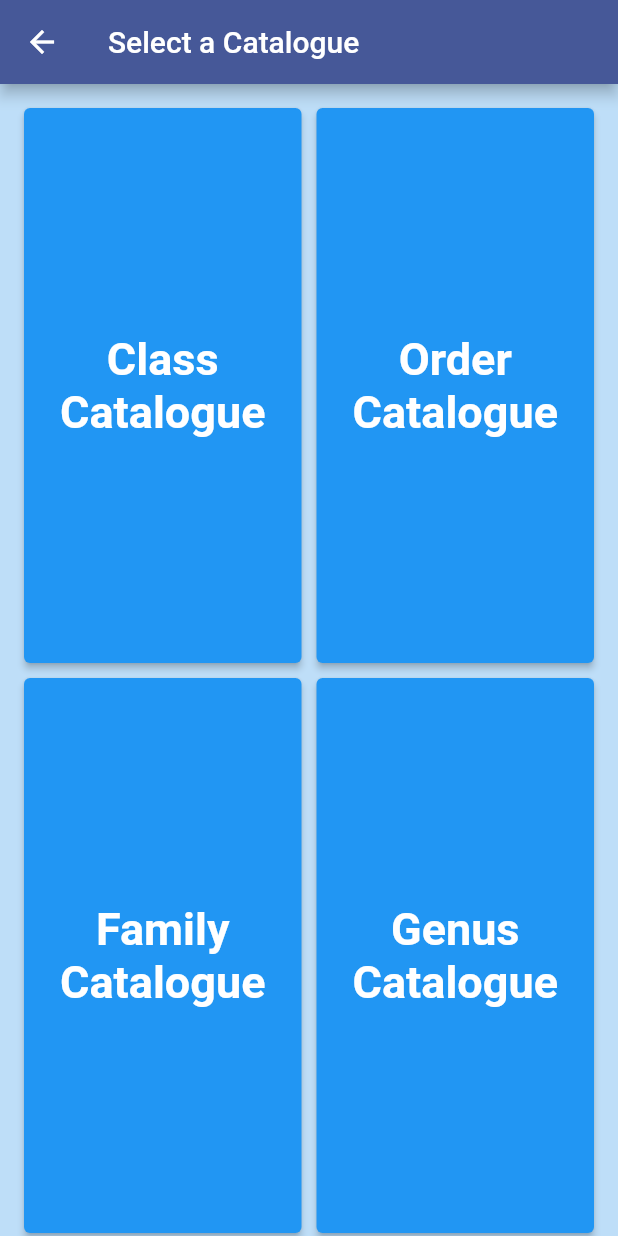
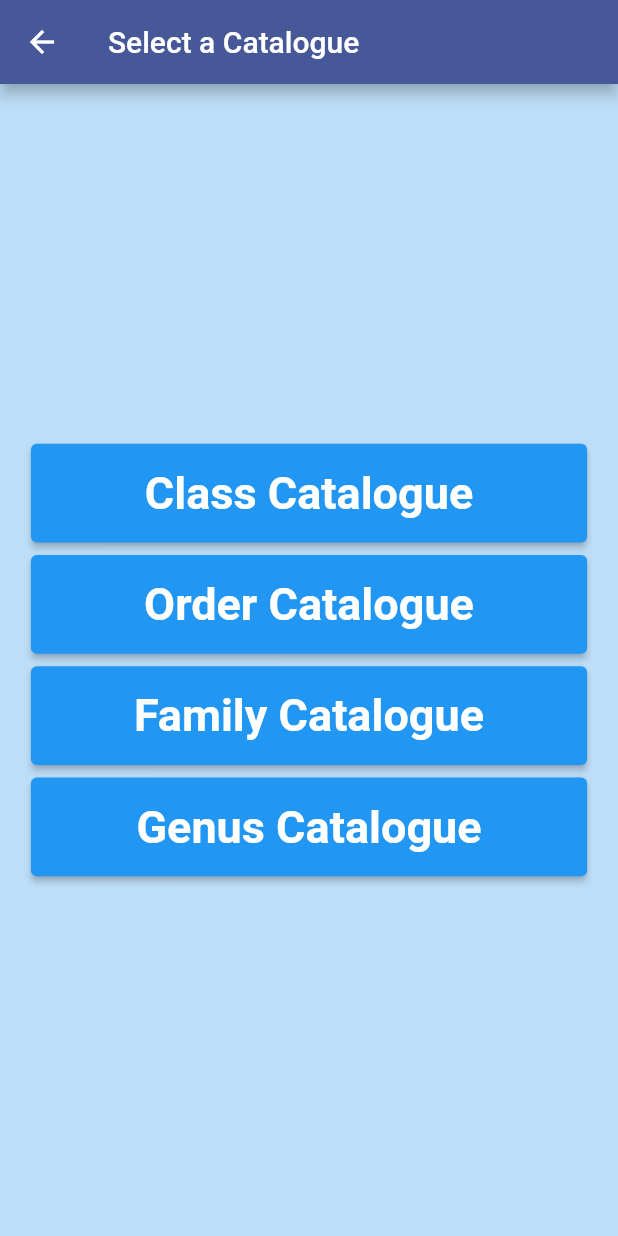
Before and after one commit to spinoandraptos/Ichthyolog_Flutter, a Flutter app: the CatalogueMuxPage screen opened directly, on a phone screen of 412 x 824 dp. Run offline on Flutter 3.47's test engine with Material 2 defaults, Android fonts, the phone set to English and light mode, and no system bars; our stand-ins replace fl_chart, flutter_secure_storage, flutter_typeahead, fluttertoast, image_picker, jwt_decoder; missing offline and left inert: amplify_auth_cognito, amplify_authenticator, amplify_flutter, amplify_storage_s3, selectable_list; accounts and stored records are empty.

Commit message:
minor UI fix

```diff
--- a/lib/Routes/catalogue_mux_page.dart
+++ b/lib/Routes/catalogue_mux_page.dart
@@ -14,21 +14,26 @@ class CatalogueMuxPage extends StatelessWidget {
         backgroundColor: const Color.fromARGB(255, 70, 88, 152),
       ),
       body: Center(
-        child: GridView.count(
-          crossAxisCount: 2,
-          childAspectRatio: 0.5,
-          padding: const EdgeInsets.all(16),
-          mainAxisSpacing: 10,
-          crossAxisSpacing: 10,
+        child: Column(
+          mainAxisAlignment: MainAxisAlignment.center,
           children: [
             CustomButton(
               text: 'Class Catalogue',
             ),
+            SizedBox(
+              height: MediaQuery.of(context).size.height * 0.01,
+            ),
             CustomButton(
               text: 'Order Catalogue',
             ),
+            SizedBox(
+              height: MediaQuery.of(context).size.height * 0.01,
+            ),
             CustomButton(
               text: 'Family Catalogue',
+            ),
+            SizedBox(
+              height: MediaQuery.of(context).size.height * 0.01,
             ),
             CustomButton(
               text: 'Genus Catalogue',
@@ -47,7 +52,10 @@ class CustomButton extends StatelessWidget {
 
   @override
   Widget build(BuildContext context) {
-    return ElevatedButton(
+    return SizedBox(
+      width: MediaQuery.of(context).size.width * 0.9,
+      height: MediaQuery.of(context).size.height * 0.08,
+      child: ElevatedButton(
         onPressed: () {
           if (text == 'Class Catalogue') {
             httpHelpers.searchClassCatalogue().then((value) => Navigator.push(
@@ -95,6 +103,7 @@ class CustomButton extends StatelessWidget {
           ),
           textAlign: TextAlign.center,
         ),
+      ),
     );
   }
 }
--- a/lib/Routes/search_result_page.dart
+++ b/lib/Routes/search_result_page.dart
@@ -94,7 +94,7 @@ class SearchResultPageState extends State<SearchResultPage>
                 Text(
                   '${widget.dataList.length} results found',
                   style: const TextStyle(
-                    fontSize: 30,
+                    fontSize: 25,
                     fontWeight: FontWeight.bold,
                   ),
                 ),
--- a/lib/Routes/stats_result_page.dart
+++ b/lib/Routes/stats_result_page.dart
@@ -81,10 +81,7 @@ class StatsResultPageState extends State<StatsResultPage>
                       padding: const EdgeInsets.all(20),
                       margin: const EdgeInsets.all(20),
                       decoration: BoxDecoration(
-                        border: Border.all(
-                          color: const Color.fromARGB(255, 0, 0, 0),
-                          width: 3,
-                        ),
+                        borderRadius: BorderRadius.circular(10),
                         color: const Color.fromARGB(255, 134, 195, 246),
                         boxShadow: [
                           BoxShadow(
@@ -154,6 +151,7 @@ class StatsResultPageState extends State<StatsResultPage>
                 );
               },
             ),
+            const SizedBox(height: 10),
             SizedBox(
               height: 450,
               child: FutureBuilder<List<List<List<String>>>>(
```
Also changed, not shown: lib/Routes/statistics_page.dart (+77 -20 lines), assets/images/catalogue_logo.png (added), assets/images/classification_logo.png (added), assets/images/species_logo.png (added), 1 other file. Lines whose indentation alone changed are shown as unchanged.
